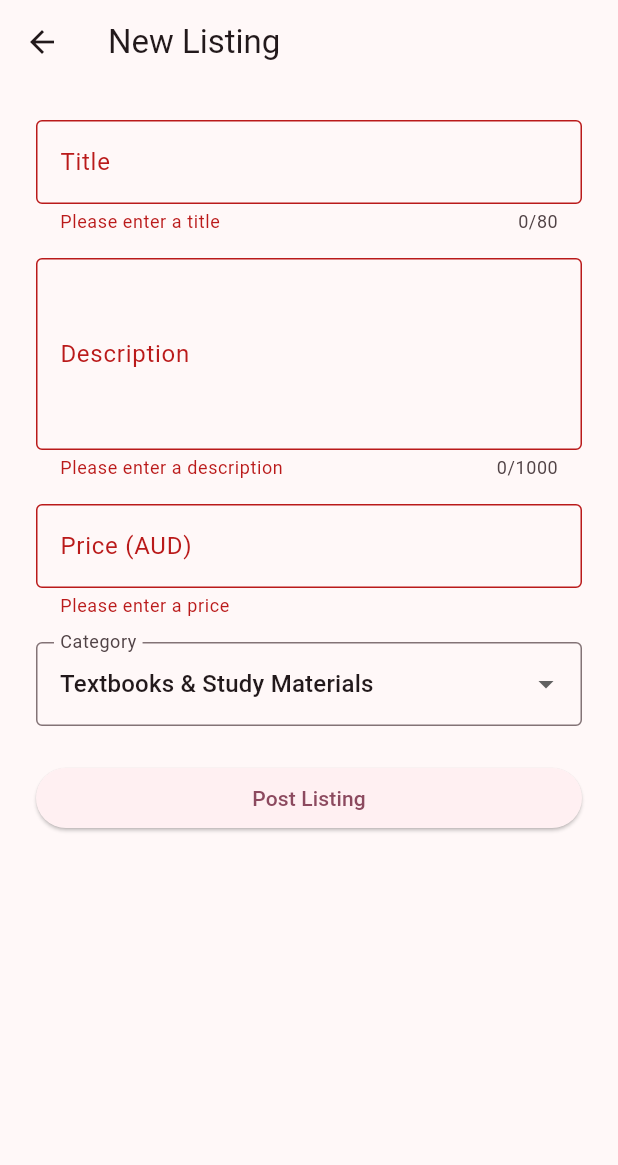
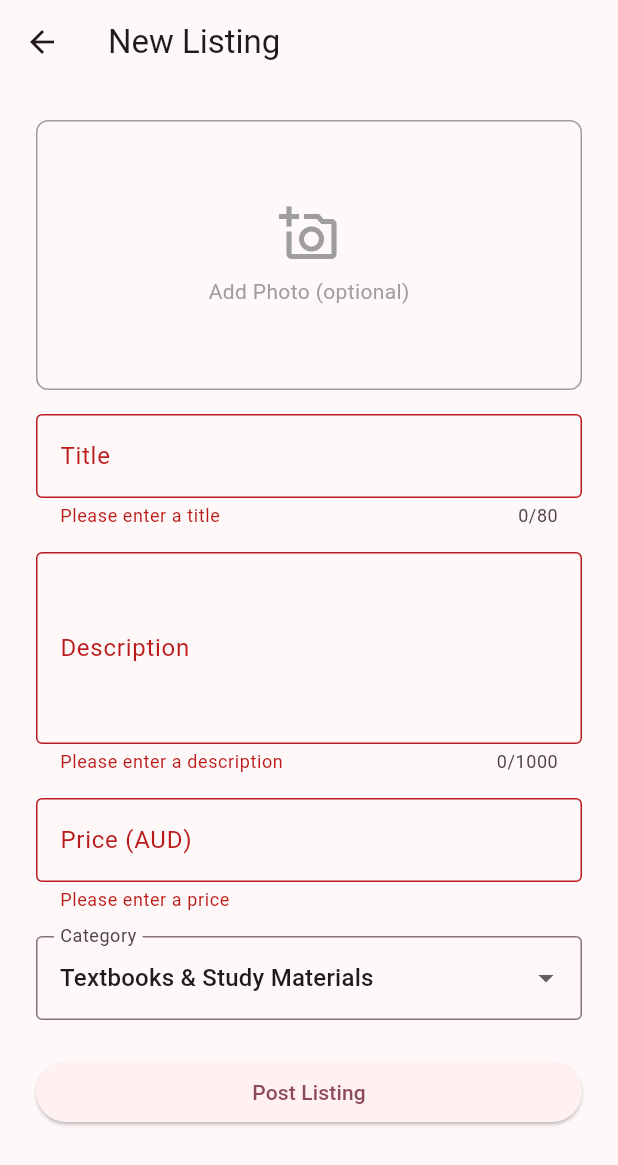
Before and after one commit to Almonte5/Mobile-Application-Assignment, a Flutter app: the NewListingScreen screen opened directly, after a tap on "Post Listing", on a phone screen of 412 x 824 dp. Shown: the top 1165 px of the screen. Run offline on Flutter 3.47's test engine with Material 3 defaults, Android fonts, the light colour scheme and no system bars; our stand-ins replace cloud_firestore, firebase_auth, firebase_core, image_picker; accounts and stored records are empty.

Commit message:
cloudinary photo upload integration

```diff
--- a/lib/screens/new_listing_screen.dart
+++ b/lib/screens/new_listing_screen.dart
@@ -1,9 +1,11 @@
 import 'package:cloud_firestore/cloud_firestore.dart';
 import 'package:flutter/material.dart';
+import 'package:image_picker/image_picker.dart';
 import 'package:mq_marketplace/models/category.dart';
 import 'package:mq_marketplace/models/listing.dart';
 import 'package:mq_marketplace/models/listing_status.dart';
 import 'package:mq_marketplace/services/auth_service.dart';
+import 'package:mq_marketplace/services/image_upload_service.dart';
 import 'package:mq_marketplace/services/listing_service.dart';
 
 class NewListingScreen extends StatefulWidget {
@@ -20,10 +22,13 @@ class _NewListingScreenState extends State<NewListingScreen> {
   final _priceController = TextEditingController();
 
   Category _selectedCategory = Category.textbooks;
+  XFile? _pickedImage;
   bool _isLoading = false;
 
   final _authService = AuthService();
   final _listingService = ListingService();
+  final _imagePicker = ImagePicker();
+  final _imageUploadService = ImageUploadService();
 
   @override
   void dispose() {
@@ -31,6 +36,15 @@ class _NewListingScreenState extends State<NewListingScreen> {
     _descriptionController.dispose();
     _priceController.dispose();
     super.dispose();
+  }
+
+  Future<void> _pickImage() async {
+    final image = await _imagePicker.pickImage(
+      source: ImageSource.gallery,
+      maxWidth: 1080,
+      imageQuality: 85,
+    );
+    if (image != null) setState(() => _pickedImage = image);
   }
 
   Future<void> _onSubmit() async {
@@ -42,12 +56,16 @@ class _NewListingScreenState extends State<NewListingScreen> {
       final user = _authService.currentUser;
       if (user == null) throw Exception('Not logged in');
 
-      // Fetch displayName from Firestore since it's not on the Auth user
       final userDoc = await FirebaseFirestore.instance
           .collection('users')
           .doc(user.uid)
           .get();
       final sellerName = userDoc.data()?['displayName'] as String? ?? 'Unknown';
+
+      String? imageUrl;
+      if (_pickedImage != null) {
+        imageUrl = await _imageUploadService.uploadImage(_pickedImage!);
+      }
 
       final now = DateTime.now();
       final listing = Listing(
@@ -58,6 +76,7 @@ class _NewListingScreenState extends State<NewListingScreen> {
         description: _descriptionController.text.trim(),
         price: double.parse(_priceController.text.trim()),
         category: _selectedCategory,
+        imageUrl: imageUrl,
         status: ListingStatus.available,
         createdAt: now,
         updatedAt: now,
@@ -70,7 +89,7 @@ class _NewListingScreenState extends State<NewListingScreen> {
     } catch (e) {
       if (!mounted) return;
       ScaffoldMessenger.of(context).showSnackBar(
-        const SnackBar(content: Text('Something went wrong. Please try again.')),
+        SnackBar(content: Text(e.toString())),
       );
     } finally {
       if (mounted) setState(() => _isLoading = false);
@@ -89,6 +108,42 @@ class _NewListingScreenState extends State<NewListingScreen> {
             child: Column(
               crossAxisAlignment: CrossAxisAlignment.stretch,
               children: [
+                // Image picker
+                GestureDetector(
+                  onTap: _isLoading ? null : _pickImage,
+                  child: Container(
+                    height: 180,
+                    width: double.infinity,
+                    decoration: BoxDecoration(
+                      border: Border.all(color: Colors.grey),
+                      borderRadius: BorderRadius.circular(8),
+                    ),
+                    child: _pickedImage != null
+                        ? ClipRRect(
+                            borderRadius: BorderRadius.circular(8),
+                            child: Image.network(
+                              _pickedImage!.path,
+                              fit: BoxFit.cover,
+                            ),
+                          )
+                        : const Column(
+                            mainAxisAlignment: MainAxisAlignment.center,
+                            children: [
+                              Icon(
+                                Icons.add_a_photo_outlined,
+                                size: 40,
+                                color: Colors.grey,
+                              ),
+                              SizedBox(height: 8),
+                              Text(
+                                'Add Photo (optional)',
+                                style: TextStyle(color: Colors.grey),
+                              ),
+                            ],
+                          ),
+                  ),
+                ),
+                const SizedBox(height: 16),
                 TextFormField(
                   controller: _titleController,
                   decoration: const InputDecoration(
@@ -127,7 +182,8 @@ class _NewListingScreenState extends State<NewListingScreen> {
                     border: OutlineInputBorder(),
                     prefixText: '\$',
                   ),
-                  keyboardType: const TextInputType.numberWithOptions(decimal: true),
+                  keyboardType:
+                      const TextInputType.numberWithOptions(decimal: true),
                   validator: (value) {
                     if (value == null || value.trim().isEmpty) {
                       return 'Please enter a price';
@@ -147,13 +203,17 @@ class _NewListingScreenState extends State<NewListingScreen> {
                     border: OutlineInputBorder(),
                   ),
                   items: Category.values
-                      .map((c) => DropdownMenuItem(
-                            value: c,
-                            child: Text(c.displayName),
-                          ))
+                      .map(
+                        (c) => DropdownMenuItem(
+                          value: c,
+                          child: Text(c.displayName),
+                        ),
+                      )
                       .toList(),
                   onChanged: (value) {
-                    if (value != null) setState(() => _selectedCategory = value);
+                    if (value != null) {
+                      setState(() => _selectedCategory = value);
+                    }
                   },
                 ),
                 const SizedBox(height: 24),
--- a/pubspec.yaml
+++ b/pubspec.yaml
@@ -25,6 +25,7 @@ dependencies:
   # Utilities
   intl: ^0.19.0
   cupertino_icons: ^1.0.8
+  http: ^1.6.0
 
 dev_dependencies:
   flutter_test:
```
Also changed, not shown: lib/services/image_upload_service.dart (added, +35 -0 lines), pubspec.lock.
